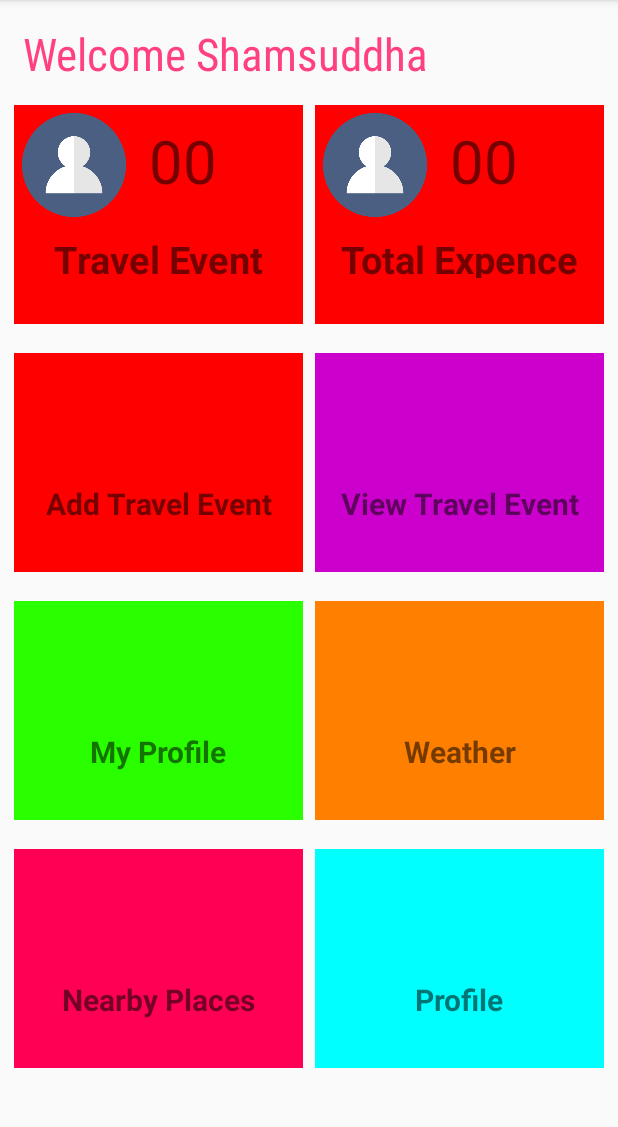
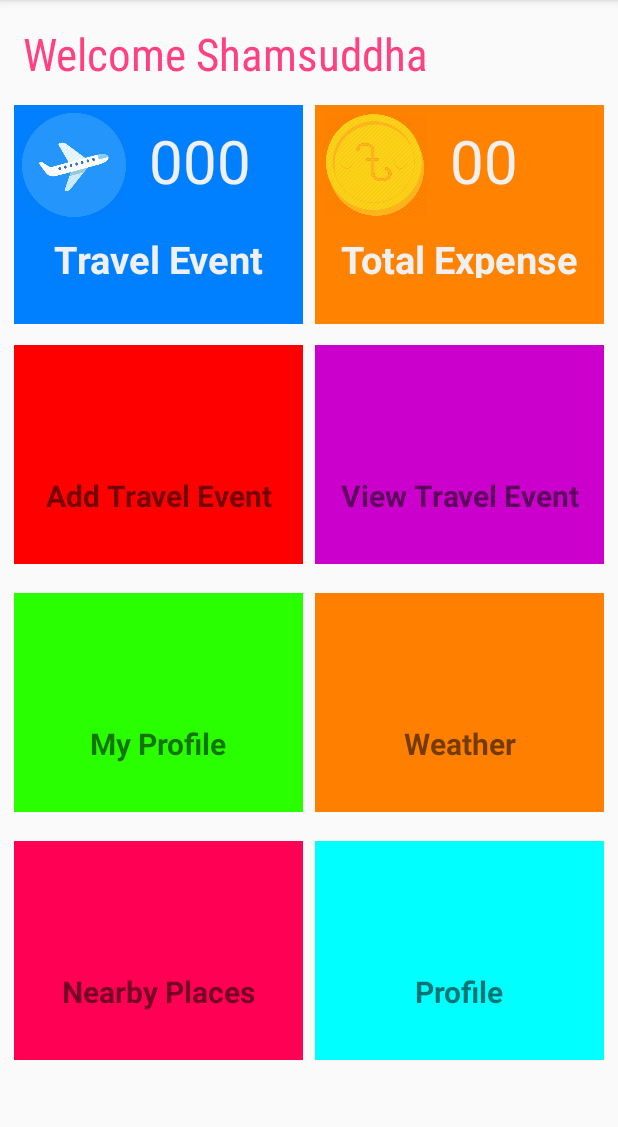
Before and after one commit to shamsuddha/PersonalTourManagementApp, an Android app: the screen it shows after launch once a user with an empty profile is signed in (DashboardActivity), on a phone screen of 412 x 824 dp, the part 84-1211 px from its top. Run offline under Robolectric (Android 15) with nearby library versions, the phone set to English and light mode, and no system bars; our stand-ins replace Firebase (no records; nobody signed in at launch, a user with empty details on screens opened directly).

Commit message:
dashboad icon added

```diff
--- a/app/src/main/res/layout/activity_dashboard.xml
+++ b/app/src/main/res/layout/activity_dashboard.xml
@@ -26,7 +26,7 @@
             android:layout_width="match_parent"
             android:layout_height="150dp"
             android:orientation="horizontal"
-            android:layout_marginBottom="15dp"
+            android:layout_marginBottom="10dp"
             >
             <LinearLayout
                 android:layout_width="0dp"
@@ -34,7 +34,7 @@
                 android:orientation="vertical"
                 android:layout_weight="1"
                 android:layout_margin="4dp"
-                android:background="#FF0000"
+                android:background="#0080FF"
                 >
                 <LinearLayout
                     android:orientation="horizontal"
@@ -45,14 +45,15 @@
                         android:layout_width="80dp"
                         android:layout_height="80dp"
                         android:layout_gravity="center"
-                        android:src="@drawable/avatar"
+                        android:src="@drawable/travel_event"
                         />
                     <TextView
                         android:padding="10dp"
                         android:layout_width="wrap_content"
                         android:layout_height="wrap_content"
-                        android:text="00"
+                        android:text="000"
                         android:textSize="40sp"
+                        android:textColor="#f0f0f0"
                         >
                     </TextView>
                 </LinearLayout>
@@ -64,6 +65,7 @@
                     android:textSize="25sp"
                     android:gravity="center"
                     android:textStyle="bold"
+                    android:textColor="#f0f0f0"
                     />
             </LinearLayout>
             <LinearLayout
@@ -72,7 +74,7 @@
                 android:orientation="vertical"
                 android:layout_weight="1"
                 android:layout_margin="4dp"
-                android:background="#FF0000"
+                android:background="#FF8200"
                 >
                 <LinearLayout
                     android:orientation="horizontal"
@@ -83,7 +85,7 @@
                         android:layout_width="80dp"
                         android:layout_height="80dp"
                         android:layout_gravity="center"
-                        android:src="@drawable/avatar"
+                        android:src="@drawable/expence"
                         />
                     <TextView
                         android:padding="10dp"
@@ -91,17 +93,19 @@
                         android:layout_height="wrap_content"
                         android:text="00"
                         android:textSize="40sp"
+                        android:textColor="#f0f0f0"
                         >
                     </TextView>
                 </LinearLayout>
                 <TextView
                     android:layout_width="match_parent"
                     android:layout_height="30dp"
-                    android:text="Total Expence"
+                    android:text="Total Expense"
                     android:layout_margin="5dp"
                     android:textSize="25sp"
                     android:gravity="center"
                     android:textStyle="bold"
+                    android:textColor="#f0f0f0"
                     />
             </LinearLayout>
         </LinearLayout>
```
Also changed, not shown: app/src/main/res/drawable/expence.png (added), app/src/main/res/drawable/travel_event.png (added).
